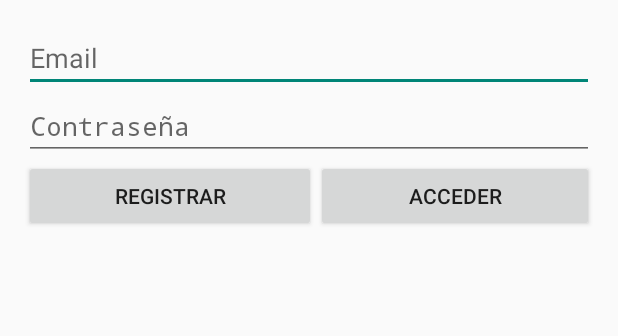
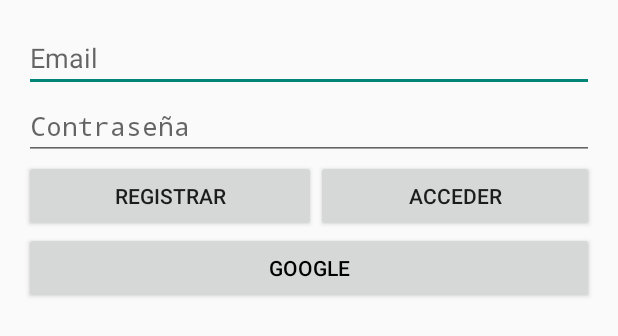
Before and after one commit to ChristopherG19/Quauhtlemallan, an Android app built with Jetpack Compose: the layout activity_auth.xml on its own in the app's theme, with its tools: preview values and no code run, on a phone screen of 412 x 824 dp. Shown: the top 336 px of the screen. Run offline under Robolectric (Android 15) with nearby library versions, the phone set to English and light mode, and no system bars.

Commit message:
Google Authentication Complete

```diff
--- a/Android_App/app/build.gradle.kts
+++ b/Android_App/app/build.gradle.kts
@@ -77,4 +77,5 @@ dependencies {
     implementation(libs.firebase.analytics)
     implementation(platform(libs.firebase.bom.v3231))
     implementation(libs.firebase.auth.ktx)
+    implementation(libs.play.services.auth)
 }
--- a/Android_App/app/src/main/res/layout/activity_auth.xml
+++ b/Android_App/app/src/main/res/layout/activity_auth.xml
@@ -6,6 +6,7 @@
     android:layout_height="match_parent">
 
     <LinearLayout
+        android:id="@+id/authLayout"
         android:layout_width="0dp"
         android:layout_height="wrap_content"
         android:layout_marginStart="16dp"
@@ -59,5 +60,16 @@
                 android:layout_weight="1"
                 android:text="Acceder" />
         </LinearLayout>
+
+        <Space
+            android:layout_width="match_parent"
+            android:layout_height="wrap_content" />
+
+        <Button
+            android:id="@+id/googleButton"
+            android:layout_width="match_parent"
+            android:layout_height="wrap_content"
+            android:text="Google"
+            android:textColor="#000000" />
     </LinearLayout>
 </androidx.constraintlayout.widget.ConstraintLayout>
--- a/Android_App/app/src/main/res/values/strings.xml
+++ b/Android_App/app/src/main/res/values/strings.xml
@@ -2,4 +2,5 @@
     <string name="app_name">Quauhtlemallan</string>
     <string name="title_activity_main2">MainActivity2</string>
     <string name="title_activity_home">HomeActivity</string>
+    <string name="prefs_file">com.app.quauhtlemallan.PREFERENCE_FILE_KEY</string>
 </resources>
--- a/Android_App/gradle/libs.versions.toml
+++ b/Android_App/gradle/libs.versions.toml
@@ -17,6 +17,7 @@ constraintlayout = "2.1.4"
 appcompat = "1.7.0"
 material = "1.12.0"
 activity = "1.9.1"
+playServicesAuth = "21.2.0"
 
 [libraries]
 androidx-core-ktx = { group = "androidx.core", name = "core-ktx", version.ref = "coreKtx" }
@@ -43,6 +44,7 @@ androidx-constraintlayout = { group = "androidx.constraintlayout", name = "const
 androidx-appcompat = { group = "androidx.appcompat", name = "appcompat", version.ref = "appcompat" }
 material = { group = "com.google.android.material", name = "material", version.ref = "material" }
 androidx-activity = { group = "androidx.activity", name = "activity", version.ref = "activity" }
+play-services-auth = { module = "com.google.android.gms:play-services-auth", version.ref = "playServicesAuth" }
 
 [plugins]
 android-application = { id = "com.android.application", version.ref = "agp" }
```
Also changed, not shown: Android_App/app/src/main/java/com/app/quauhtlemallan/AuthActivity.kt (+72 -1 lines), Android_App/app/src/main/java/com/app/quauhtlemallan/HomeActivity.kt (+16 -3 lines).
